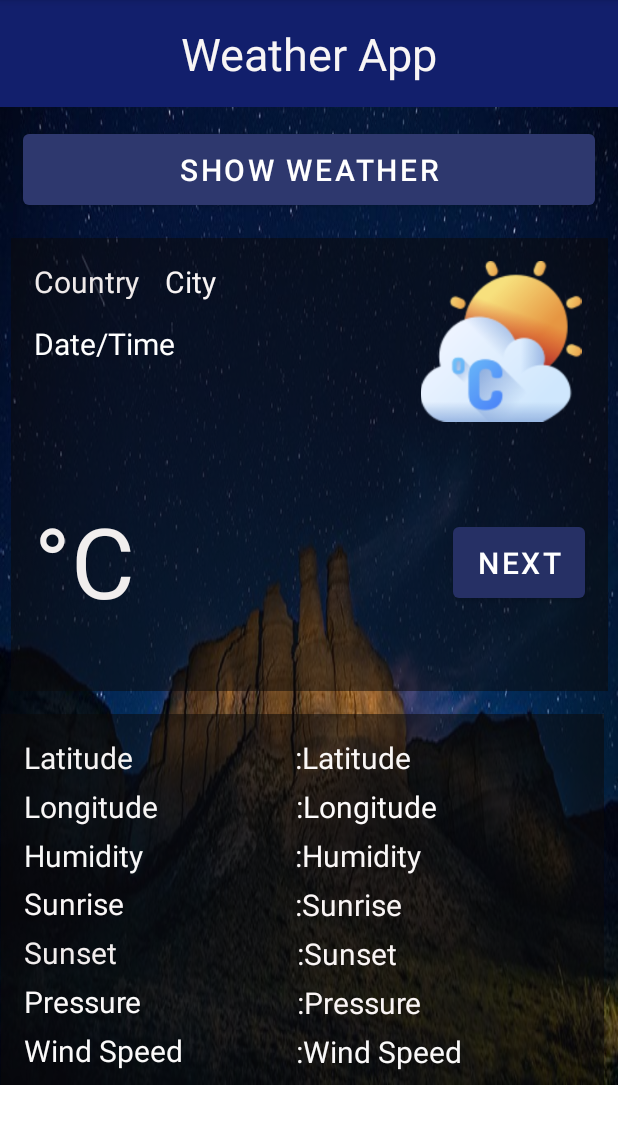
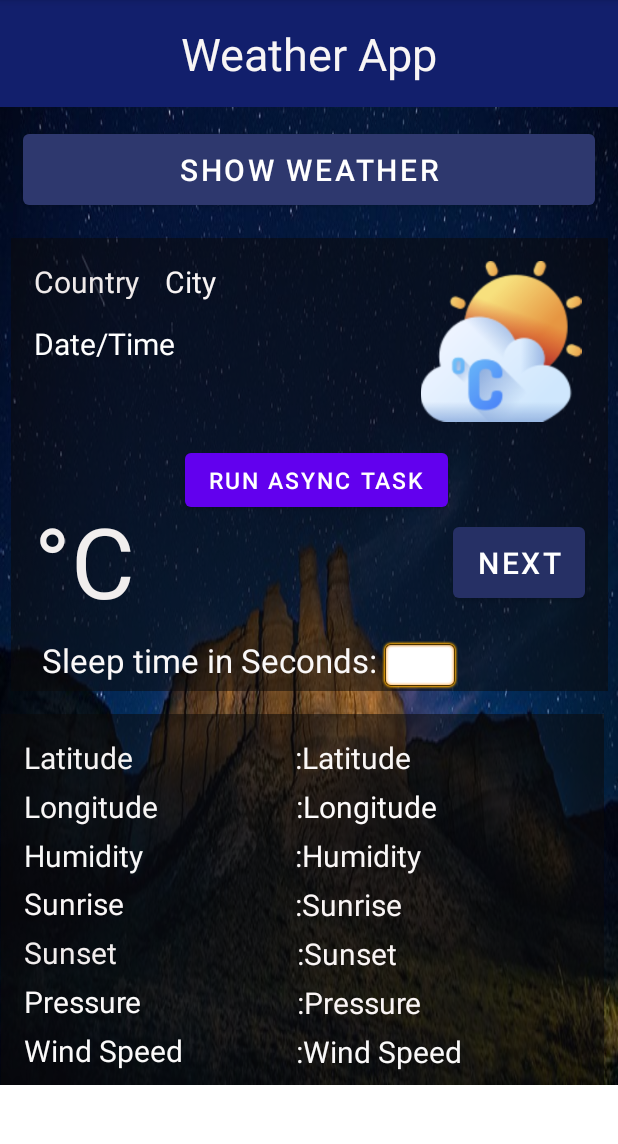
Before and after one commit to tas-wtag/myWeatherApplication, an Android app: the screen it shows after launch (MainActivity), on a phone screen of 412 x 824 dp, the part 84-1228 px from its top. Run offline under Robolectric (Android 15) with nearby library versions, the phone set to English and light mode, and no system bars; our stand-ins replace Picasso, Volley; pictures from the network do not load.

Commit message:
fifth commit added asynctask

```diff
--- a/app/src/main/res/layout/activity_main.xml
+++ b/app/src/main/res/layout/activity_main.xml
@@ -153,6 +153,69 @@
             app:layout_constraintStart_toEndOf="@+id/temp"
             app:layout_constraintTop_toBottomOf="@+id/imageButton"
             app:rippleColor="#FFFFFF" />
+
+        <TextView
+            android:id="@+id/tv_time"
+            android:layout_width="wrap_content"
+            android:layout_height="wrap_content"
+            android:layout_alignParentLeft="true"
+            android:layout_marginStart="15dp"
+            android:layout_marginLeft="15dp"
+            android:layout_marginTop="8dp"
+            android:layout_marginEnd="149dp"
+            android:layout_marginRight="149dp"
+            android:text="Sleep time in Seconds:"
+            android:textColor="#FAF8F8"
+            android:textSize="10pt"
+            app:layout_constraintEnd_toEndOf="parent"
+            app:layout_constraintStart_toStartOf="parent"
+            app:layout_constraintTop_toBottomOf="@+id/temp" />
+
+        <EditText
+            android:id="@+id/in_time"
+            android:layout_width="wrap_content"
+            android:layout_height="wrap_content"
+            android:layout_alignTop="@id/tv_time"
+            android:layout_marginTop="26dp"
+            android:layout_marginEnd="97dp"
+            android:layout_marginRight="97dp"
+            android:layout_marginBottom="5dp"
+            android:layout_toRightOf="@id/tv_time"
+            android:background="@android:drawable/editbox_background"
+            android:inputType="number"
+            android:scrollbarSize="20dp"
+            android:textSize="15dp"
+            app:layout_constraintBottom_toBottomOf="parent"
+            app:layout_constraintEnd_toEndOf="parent"
+            app:layout_constraintStart_toEndOf="@+id/tv_time"
+            app:layout_constraintTop_toBottomOf="@+id/next" />
+
+        <Button
+            android:id="@+id/btn_run"
+            android:layout_width="wrap_content"
+            android:layout_height="wrap_content"
+            android:layout_below="@+id/in_time"
+            android:layout_centerHorizontal="true"
+            android:layout_marginStart="36dp"
+            android:layout_marginLeft="36dp"
+            android:layout_marginTop="15dp"
+            android:layout_marginEnd="110dp"
+            android:layout_marginRight="110dp"
+            android:layout_marginBottom="82dp"
+            android:text="Run Async task"
+            android:textSize="15dp"
+            app:layout_constraintBottom_toTopOf="@+id/tv_time"
+            app:layout_constraintEnd_toEndOf="parent"
+            app:layout_constraintStart_toEndOf="@+id/temp"
+            app:layout_constraintTop_toBottomOf="@+id/imageButton" />
+
+        <TextView
+            android:id="@+id/tv_result"
+            android:layout_width="wrap_content"
+            android:layout_height="wrap_content"
+            android:textSize="7pt"
+            android:layout_below="@+id/btn_run"
+            android:layout_centerHorizontal="true" />
 
     </androidx.constraintlayout.widget.ConstraintLayout>
 
```
Also changed, not shown: app/src/main/java/com/example/myweather2/MainActivity.java (+65 -1 lines).
